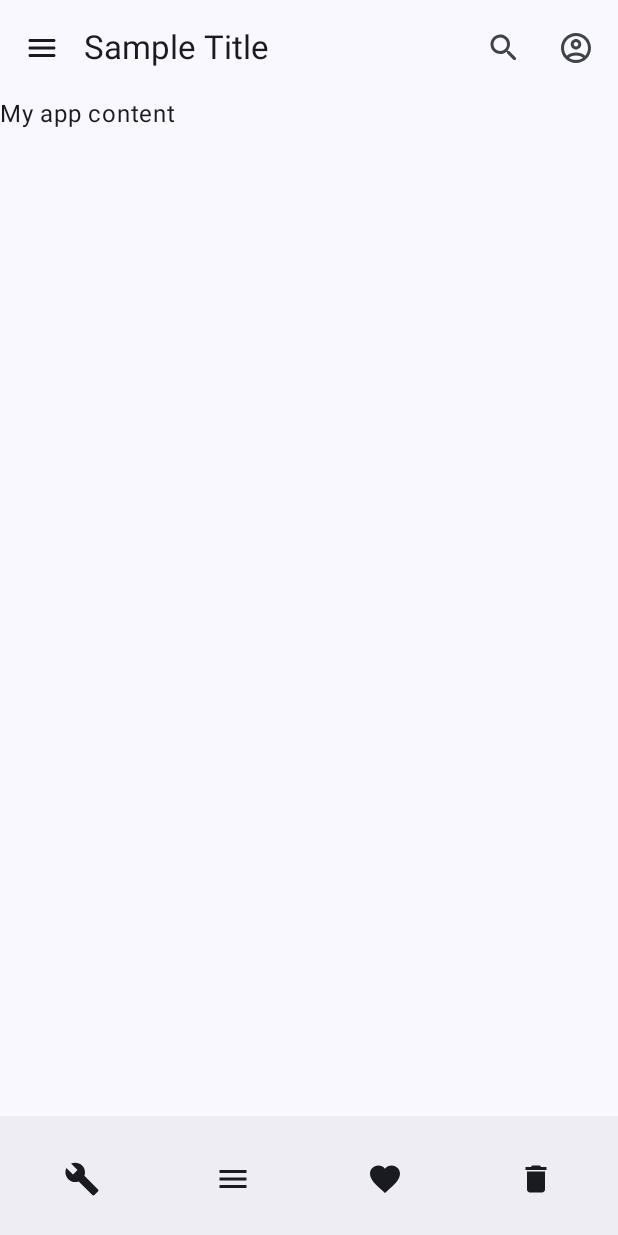
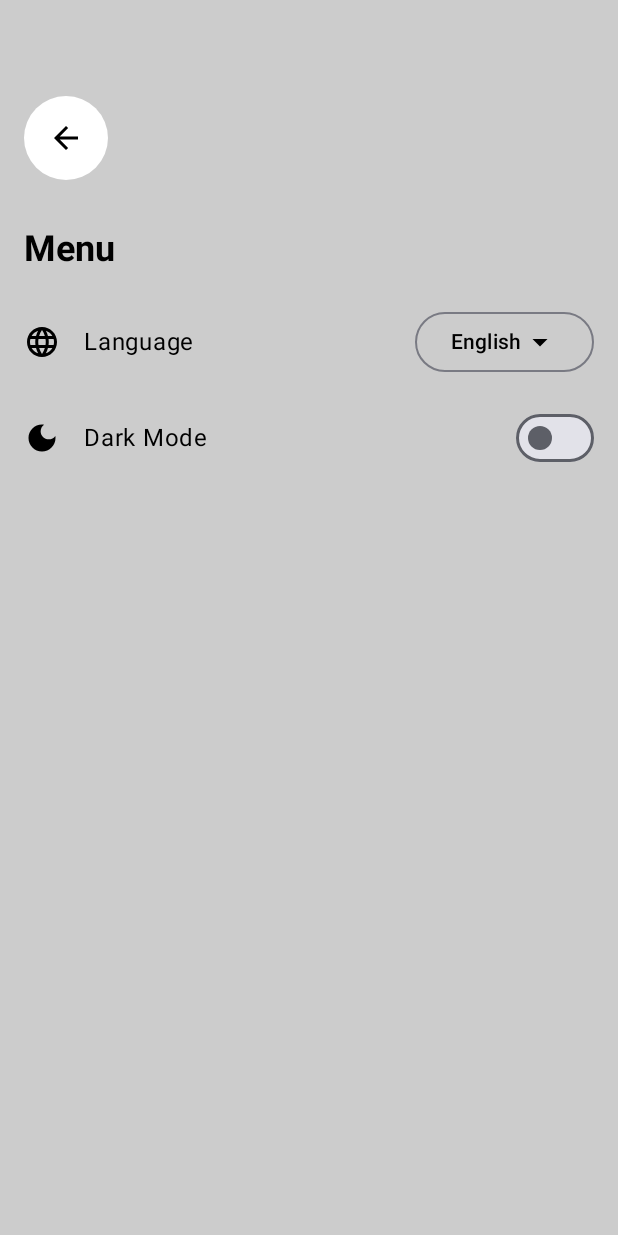
Before and after one commit to nilton2005/MaterialDesign, an Android app built with Jetpack Compose: the CustomScaffold screen opened through its navigation route, after a tap on "Menu description", on a phone screen of 412 x 824 dp. Run offline under Robolectric (Android 15) with nearby library versions, the phone set to English and light mode, and no system bars.

Commit message:
feat(view): add scaffol

```diff
--- a/app/src/main/AndroidManifest.xml
+++ b/app/src/main/AndroidManifest.xml
@@ -12,6 +12,10 @@
         android:supportsRtl="true"
         android:theme="@style/Theme.Laboratorio05"
         tools:targetApi="31">
+        <meta-data
+            android:name="com.google.android.actions"
+            android:resource="@menu/menu_main" />
+
         <activity
             android:name=".MainActivity"
             android:exported="true"
--- a/app/src/main/java/com/example/laboratorio05/customScaffold.kt
+++ b/app/src/main/java/com/example/laboratorio05/customScaffold.kt
@@ -1,20 +1,30 @@
 package com.example.laboratorio05
 
-import androidx.compose.foundation.layout.padding
+import androidx.compose.foundation.clickable
+import androidx.compose.foundation.layout.Column
+import androidx.compose.foundation.layout.fillMaxSize
+import androidx.compose.material3.DrawerValue
+import androidx.compose.material3.ModalNavigationDrawer
 import androidx.compose.material3.Scaffold
 import androidx.compose.material3.Text
+import androidx.compose.material3.rememberDrawerState
 import androidx.compose.runtime.Composable
-import androidx.compose.runtime.Composition
+import androidx.compose.runtime.LaunchedEffect
+import androidx.compose.runtime.rememberCoroutineScope
 import androidx.compose.ui.Modifier
-import androidx.navigation.NavHost
+import androidx.navigation.NavController
 import androidx.navigation.NavHostController
 import androidx.navigation.compose.NavHost
 import androidx.navigation.compose.composable
 import androidx.navigation.compose.rememberNavController
 import com.example.laboratorio05.ui.CustomBottomBar
 import com.example.laboratorio05.ui.CustomContent
+import com.example.laboratorio05.ui.CustomFAB
 import com.example.laboratorio05.ui.CustomTopBar
+import com.example.laboratorio05.ui.MenuScreen
+import com.example.laboratorio05.ui.SettingsScreen
 import com.example.laboratorio05.ui.StructureUser
+import kotlinx.coroutines.launch
 
 
 @Composable
@@ -23,6 +33,10 @@ fun MainNavigation() {
         NavHost(navController = navController, startDestination = "user") {
             composable("user") { StructureUser(navController, Modifier) }
             composable("casa") {CustomScaffold(navController)  }
+            composable("settings") { SettingsScreen(navController) }
+            composable("menu") { MenuScreen(navController)  }
+
+
         }
 
 }
@@ -33,16 +47,44 @@ fun MainNavigation() {
 
 @Composable
 fun CustomScaffold(navController: NavHostController) {
+    val drawerState = rememberDrawerState(initialValue = DrawerValue.Closed)
+    val scope = rememberCoroutineScope()
+    ModalNavigationDrawer(
+        drawerState = drawerState,
+        drawerContent = {
+            // Contenido del Drawer (Menú lateral)
+            DrawerContent(navController)
+        }
+    ) {
         Scaffold(
             // Barra superior
-        topBar = { CustomTopBar(
+            topBar = {
+                CustomTopBar(
                     navController = navController,
                     modifier = Modifier
-        ) },
-        bottomBar = { CustomBottomBar() },
+                )
+            },
+            bottomBar = {CustomBottomBar( navController)  },
+            floatingActionButton = {CustomFAB()},
             content = { CustomContent(it) }
+
 
 
             // Barra inferior
         )
     }
+}
+
+
+@Composable
+fun DrawerContent(navController: NavController) {
+    Column(modifier = Modifier.fillMaxSize()) {
+        Text("Item 1", modifier = Modifier.clickable {
+            // Navegar a otras pantallas desde el Drawer
+            navController.navigate("home")
+        })
+        Text("Item 2", modifier = Modifier.clickable {
+            navController.navigate("profile")
+        })
+    }
+}
--- a/app/src/main/java/com/example/laboratorio05/ui/bottomBar.kt
+++ b/app/src/main/java/com/example/laboratorio05/ui/bottomBar.kt
@@ -13,9 +13,10 @@ import androidx.compose.material3.Icon
 import androidx.compose.material3.IconButton
 import androidx.compose.runtime.Composable
 import androidx.compose.ui.Modifier
+import androidx.navigation.NavHostController
 
 @Composable
-fun CustomBottomBar() {
+fun CustomBottomBar( navController: NavHostController) {
     BottomAppBar(
 
     ) {
@@ -24,22 +25,22 @@ fun CustomBottomBar() {
             horizontalArrangement = Arrangement.SpaceAround
         ){
 
-            IconButton(onClick = { print("Build") }) {
+            IconButton(onClick = { navController.navigate("settings") }) {
                 Icon(Icons.Filled.Build, contentDescription = "Build description")
             }
-            IconButton(onClick = { print("Menu") }) {
+            IconButton(onClick = {navController.navigate("menu") }) {
                 Icon(
                     Icons.Filled.Menu,
                     contentDescription = "Menu description",
                 )
             }
-            IconButton(onClick = { print("Favorite") }) {
+            IconButton(onClick = { navController.navigate("favorite") }) {
                 Icon(
                     Icons.Filled.Favorite,
                     contentDescription = "Favorite description",
                 )
             }
-            IconButton(onClick = { print("Delete") }) {
+            IconButton(onClick = { navController.navigate("delete") }) {
                 Icon(
                     Icons.Filled.Delete,
                     contentDescription = "Delete description",
--- a/app/src/main/java/com/example/laboratorio05/ui/content.kt
+++ b/app/src/main/java/com/example/laboratorio05/ui/content.kt
@@ -1,26 +1,155 @@
 package com.example.laboratorio05.ui
 
+import androidx.compose.foundation.Image
+import androidx.compose.foundation.background
+import androidx.compose.foundation.layout.Arrangement
 import androidx.compose.foundation.layout.Column
 import androidx.compose.foundation.layout.PaddingValues
+import androidx.compose.foundation.layout.Row
+import androidx.compose.foundation.layout.Spacer
 import androidx.compose.foundation.layout.fillMaxSize
+import androidx.compose.foundation.layout.fillMaxWidth
+import androidx.compose.foundation.layout.height
 import androidx.compose.foundation.layout.padding
+import androidx.compose.foundation.layout.size
+import androidx.compose.foundation.layout.width
+import androidx.compose.foundation.pager.HorizontalPager
+import androidx.compose.foundation.pager.rememberPagerState
+import androidx.compose.foundation.shape.CircleShape
+import androidx.compose.foundation.shape.RoundedCornerShape
+import androidx.compose.material.icons.Icons
+import androidx.compose.material.icons.filled.PlayArrow
+import androidx.compose.material.icons.filled.SkipNext
+import androidx.compose.material.icons.filled.SkipPrevious
+import androidx.compose.material3.Card
+import androidx.compose.material3.Icon
+import androidx.compose.material3.IconButton
 import androidx.compose.material3.Text
 import androidx.compose.runtime.Composable
+import androidx.compose.runtime.LaunchedEffect
+import androidx.compose.runtime.getValue
+import androidx.compose.runtime.mutableStateOf
+import androidx.compose.runtime.remember
+import androidx.compose.runtime.setValue
+import androidx.compose.ui.Alignment
 import androidx.compose.ui.Modifier
+import androidx.compose.ui.draw.clip
+import androidx.compose.ui.graphics.Color
+import androidx.compose.ui.graphics.RectangleShape
+import androidx.compose.ui.res.painterResource
 import androidx.compose.ui.unit.dp
+import com.example.laboratorio05.R
 
 @Composable
 fun CustomContent(padding: PaddingValues) {
+    val imageList = listOf(
+        R.drawable.lita,
+        R.drawable.marco,
+        R.drawable.walker // Asegúrate de reemplazar con imágenes reales
+    )
+
+    var currentImageIndex by remember { mutableStateOf(0) }
+
     Column(
-        // Modificadores de estilo de la columna
         modifier = Modifier
-            // Ocupar todo el espacio disponible
             .fillMaxSize()
-            .padding(padding),
+            .padding(padding)
+            .background(Color.Black) // Fondo negro
+    ) {
+        // Carrusel de imágenes de cantantes
+        Carousel(
+            images = imageList,
+            currentIndex = currentImageIndex,
+            onImageChange = { index -> currentImageIndex = index }
+        )
 
-        // Contenido de la aplicación
-        content = {
-            Text(text = "My app content")
+        Spacer(modifier = Modifier.height(52.dp))
+
+        // Contenido de la tarjeta
+        MusicCard()
+    }
+}
+
+
+@Composable
+fun Carousel(images: List<Int>, currentIndex: Int, onImageChange: (Int) -> Unit) {
+    // Estado del pager con el número de páginas definido por images.size
+    val pagerState = rememberPagerState(pageCount = { images.size })
+
+    HorizontalPager(
+        state = pagerState,
+        modifier = Modifier.fillMaxWidth(),
+    ) { page ->
+        Image(
+            painter = painterResource(id = images[page]),
+            contentDescription = "Singer Image",
+            modifier = Modifier
+                .clip(CircleShape)
+                .width(300.dp)
+        )
+    }
+
+    LaunchedEffect(pagerState.currentPage) {
+        onImageChange(pagerState.currentPage)
+    }
+}
+
+@Composable
+fun MusicCard() {
+    Card(
+        modifier = Modifier
+            .fillMaxWidth()
+            .clip(CircleShape)
+    ) {
+        Column(
+            modifier = Modifier
+                .fillMaxWidth()
+                .background(Color.Black)
+                .clip(CircleShape),
+            horizontalAlignment = Alignment.CenterHorizontally
+        ) {
+            Image(
+                painter = painterResource(id = R.drawable.album), // Reemplaza con la imagen real del álbum
+                contentDescription = "Music Album",
+                modifier = Modifier
+                    .size(400.dp)
+                    .clip(RoundedCornerShape(2.dp))
+            )
+
+            Spacer(modifier = Modifier.height(16.dp))
+
+            Row(
+                modifier = Modifier.fillMaxWidth(),
+                horizontalArrangement = Arrangement.Center
+            ) {
+                IconButton(onClick = { /* Retroceder */ }) {
+                    Icon(
+                        imageVector = Icons.Filled.SkipPrevious,
+                        contentDescription = "Previous",
+                        tint = Color.White
+                    )
+                }
+
+                Spacer(modifier = Modifier.width(16.dp))
+
+                IconButton(onClick = { /* Reproducir/Pausar */ }) {
+                    Icon(
+                        imageVector = Icons.Filled.PlayArrow, // Usa PlayArrow o Pause según el estado
+                        contentDescription = "Play/Pause",
+                        tint = Color.White
+                    )
+                }
+
+                Spacer(modifier = Modifier.width(16.dp))
+
+                IconButton(onClick = { /* Avanzar */ }) {
+                    Icon(
+                        imageVector = Icons.Filled.SkipNext,
+                        contentDescription = "Next",
+                        tint = Color.White
+                    )
+                }
+            }
         }
-    )
+    }
 }
--- /dev/null
+++ b/app/src/main/java/com/example/laboratorio05/ui/customFab.kt
@@ -0,0 +1,20 @@
+package com.example.laboratorio05.ui
+
+import androidx.compose.material3.FloatingActionButton
+import androidx.compose.material3.Text
+import androidx.compose.runtime.Composable
+import androidx.compose.ui.unit.sp
+
+@Composable
+fun CustomFAB() {
+    FloatingActionButton(
+        // Color de fondo
+        //backgroundColor = MaterialTheme.colors.primary,
+        // Acción al hacer clic en el botón (sin definir)
+        onClick = { /*TODO*/ }) {
+        Text(
+            fontSize = 24.sp, // Tamaño de fuente del texto del botón
+            text = "+" // Texto del botón
+        )
+    }
+}
--- /dev/null
+++ b/app/src/main/java/com/example/laboratorio05/ui/menu.kt
@@ -0,0 +1,188 @@
+package com.example.laboratorio05.ui
+
+import android.view.Menu
+import android.view.MenuInflater
+import androidx.compose.foundation.background
+import androidx.compose.foundation.clickable
+import androidx.compose.foundation.isSystemInDarkTheme
+import androidx.compose.foundation.layout.Column
+import androidx.compose.foundation.layout.Row
+import androidx.compose.foundation.layout.Spacer
+import androidx.compose.foundation.layout.fillMaxSize
+import androidx.compose.foundation.layout.fillMaxWidth
+import androidx.compose.foundation.layout.height
+import androidx.compose.foundation.layout.padding
+import androidx.compose.foundation.layout.size
+import androidx.compose.foundation.layout.width
+import androidx.compose.foundation.layout.widthIn
+import androidx.compose.foundation.shape.CircleShape
+import androidx.compose.material.icons.Icons
+import androidx.compose.material.icons.filled.ArrowBack
+import androidx.compose.material.icons.filled.ArrowDropDown
+import androidx.compose.material.icons.filled.DarkMode
+import androidx.compose.material.icons.filled.Language
+import androidx.compose.material3.ButtonDefaults
+import androidx.compose.material3.DropdownMenu
+import androidx.compose.material3.DropdownMenuItem
+import androidx.compose.material3.Icon
+import androidx.compose.material3.IconButton
+import androidx.compose.material3.MaterialTheme
+import androidx.compose.material3.OutlinedButton
+import androidx.compose.material3.Switch
+import androidx.compose.material3.SwitchDefaults
+import androidx.compose.material3.Text
+import androidx.compose.runtime.Composable
+import androidx.compose.runtime.getValue
+import androidx.compose.runtime.mutableStateOf
+import androidx.compose.runtime.remember
+import androidx.compose.runtime.setValue
+import androidx.compose.ui.Alignment
+import androidx.compose.ui.Modifier
+import androidx.compose.ui.draw.clip
+import androidx.compose.ui.graphics.Color
+import androidx.compose.ui.graphics.vector.ImageVector
+import androidx.compose.ui.platform.LocalContext
+import androidx.compose.ui.text.TextStyle
+import androidx.compose.ui.text.font.FontWeight
+import androidx.compose.ui.unit.dp
+import androidx.compose.ui.unit.sp
+import androidx.navigation.NavController
+import com.example.laboratorio05.R
+@Composable
+fun MenuScreen(navController: NavController) {
+    var darkMode by remember { mutableStateOf(false) }
+    var notifications by remember { mutableStateOf(true) }
+    var language by remember { mutableStateOf("English") }
+    val languages = listOf("English", "Spanish", "French")
+    var expanded by remember { mutableStateOf(false) }
+
+    Column(
+        modifier = Modifier
+            .fillMaxSize()
+            .background(if (darkMode) Color.DarkGray else Color.LightGray)
+            .padding(16.dp)
+    ) {
+        Spacer(modifier = Modifier.padding(24.dp))
+
+        IconButton(
+            onClick = { navController.navigate("casa") },
+            modifier = Modifier
+                .clip(CircleShape)
+                .background(Color.White)
+                .padding(4.dp)
+        ) {
+            Icon(
+                imageVector = Icons.Filled.ArrowBack,
+                contentDescription = "Back",
+                tint = Color.Black
+            )
+        }
+        Spacer(modifier = Modifier.padding(16.dp))
+        Text(
+            text = "Menu",
+            style = TextStyle(
+                fontSize = 24.sp,
+                fontWeight = FontWeight.Bold,
+                color = if (darkMode) Color.White else Color.Black
+            )
+        )
+        Spacer(modifier = Modifier.height(16.dp))
+
+        // Language setting with dropdown
+        Row(
+            modifier = Modifier
+                .fillMaxWidth()
+                .padding(vertical = 8.dp),
+            verticalAlignment = Alignment.CenterVertically
+        ) {
+            Icon(
+                imageVector = Icons.Filled.Language,
+                contentDescription = "Language",
+                modifier = Modifier.size(24.dp),
+                tint = if (darkMode) Color.White else Color.Black
+            )
+            Spacer(modifier = Modifier.width(16.dp))
+            Text(
+                text = "Language",
+                style = MaterialTheme.typography.bodyLarge,
+                color = if (darkMode) Color.White else Color.Black
+            )
+            Spacer(modifier = Modifier.weight(1f))
+            OutlinedButton(
+                onClick = { expanded = true },
+                modifier = Modifier.widthIn(min = 80.dp),
+                colors = ButtonDefaults.outlinedButtonColors(
+                    contentColor = if (darkMode) Color.White else Color.Black
+                )
+            ) {
+                Text(language)
+                Icon(
+                    Icons.Filled.ArrowDropDown,
+                    contentDescription = null
+                )
+            }
+            DropdownMenu(
+                expanded = expanded,
+                onDismissRequest = { expanded = false }
+            ) {
+                languages.forEach { lang ->
+                    DropdownMenuItem(
+                        onClick = {
+                            language = lang
+                            expanded = false
+                        },
+                        text = { Text(text = lang) }  // Se pasa el idioma seleccionado como Composable
+                    )
+                }
+
+            }
+        }
+
+        // Example MenuItem usage
+        MenuItem(
+            icon = Icons.Filled.DarkMode,
+            title = "Dark Mode",
+            isChecked = darkMode,
+            onCheckedChange = { darkMode = !darkMode }
+        )
+    }
+}
+
+@Composable
+fun MenuItem(
+    icon: ImageVector,
+    title: String,
+    isChecked: Boolean,
+    onCheckedChange: () -> Unit
+) {
+    val darkMode = isSystemInDarkTheme()
+    Row(
+        modifier = Modifier
+            .fillMaxWidth()
+            .clickable { onCheckedChange() }
+            .padding(vertical = 8.dp),
+        verticalAlignment = Alignment.CenterVertically
+    ) {
+        Icon(
+            imageVector = icon,
+            contentDescription = title,
+            modifier = Modifier.size(24.dp),
+            tint = if (darkMode) Color.White else Color.Black
+        )
+        Spacer(modifier = Modifier.width(16.dp))
+        Text(
+            text = title,
+            style = MaterialTheme.typography.bodyLarge,
+            color = if (darkMode) Color.White else Color.Black
+        )
+        Spacer(modifier = Modifier.weight(1f))
+        Switch(
+            checked = isChecked,
+            onCheckedChange = { onCheckedChange() },
+            colors = SwitchDefaults.colors(
+                checkedThumbColor = Color(0xFF6200EE), // Purple
+                checkedTrackColor = Color(0xFFBB86FC)
+            )
+        )
+    }
+}
--- a/gradle/libs.versions.toml
+++ b/gradle/libs.versions.toml
@@ -9,6 +9,8 @@ lifecycleRuntimeKtx = "2.8.4"
 activityCompose = "1.9.1"
 composeBom = "2024.04.01"
 navigationCompose = "2.7.7"
+protoliteWellKnownTypes = "18.0.0"
+carUiLib = "2.6.0"
 
 [libraries]
 androidx-core-ktx = { group = "androidx.core", name = "core-ktx", version.ref = "coreKtx" }
@@ -26,6 +28,8 @@ androidx-ui-test-manifest = { group = "androidx.compose.ui", name = "ui-test-man
 androidx-ui-test-junit4 = { group = "androidx.compose.ui", name = "ui-test-junit4" }
 androidx-material3 = { group = "androidx.compose.material3", name = "material3" }
 androidx-navigation-compose = { group = "androidx.navigation", name = "navigation-compose", version.ref = "navigationCompose" }
+protolite-well-known-types = { group = "com.google.firebase", name = "protolite-well-known-types", version.ref = "protoliteWellKnownTypes" }
+car-ui-lib = { group = "com.android.car.ui", name = "car-ui-lib", version.ref = "carUiLib" }
 
 [plugins]
 android-application = { id = "com.android.application", version.ref = "agp" }
```
Also changed, not shown: app/build.gradle.kts (+9 -1 lines), app/src/main/java/com/example/laboratorio05/ui/settings.kt (added, +138 -0 lines), app/src/main/res/menu/menu_main.xml (added, +10 -0 lines), app/src/main/res/drawable/album.jpeg (added), app/src/main/res/drawable/dark_mode.png (added), app/src/main/res/drawable/ic_notifications.png (added), app/src/main/res/drawable/lita.jpeg (added), app/src/main/res/drawable/marco.jpg (added), app/src/main/res/drawable/walker.jpeg (added). Lines whose indentation alone changed are shown as unchanged.
